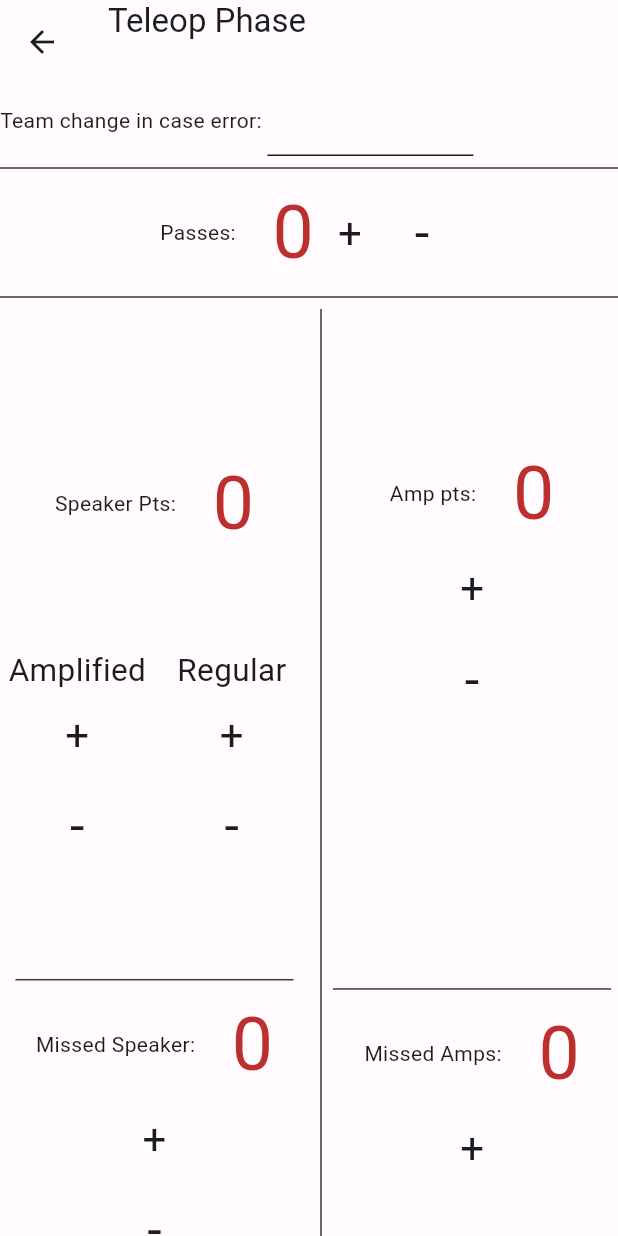
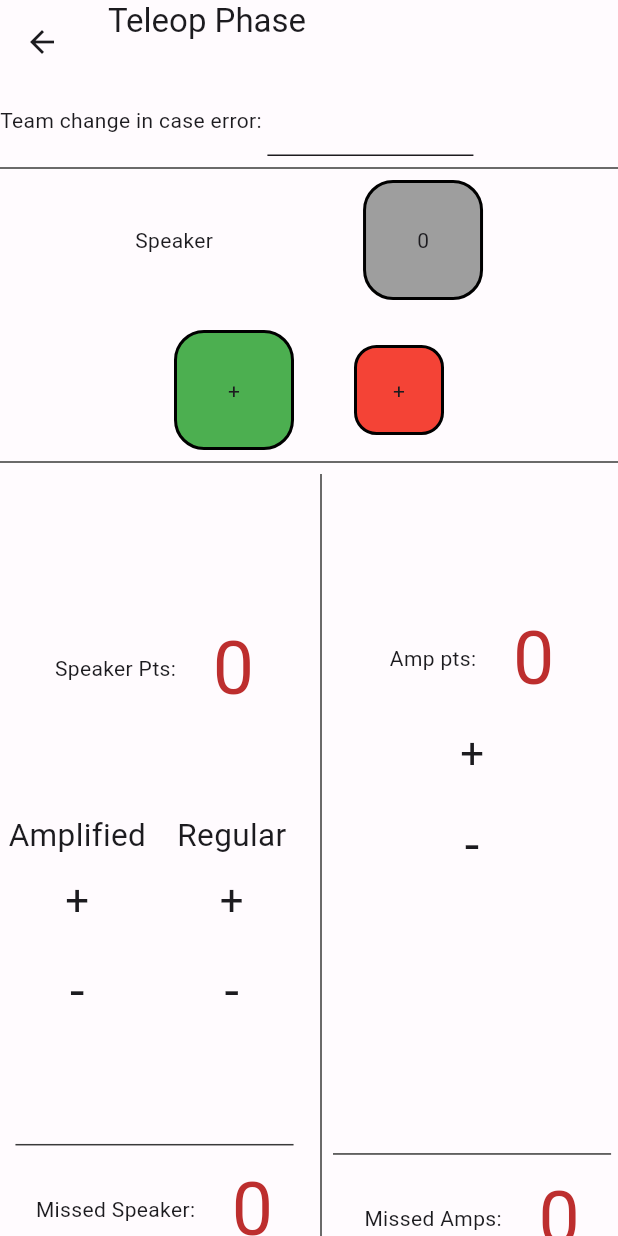
Before and after one commit to john-xu-1/frc1148_2023_scouting_app, a Flutter app: the DrawArea screen opened directly with empty values, after a tap on the "send" icon, on a phone screen of 412 x 824 dp. Run offline on Flutter 3.47's test engine with Material 3 defaults, Android fonts, the phone set to English and light mode, and no system bars; our stand-ins replace fl_chart; missing offline and left inert: gsheets; key blocks and very long unbroken strings in the code were emptied for the run.

Commit message:
betterteleopstart
Co-authored-by: snowmixii <violin-lover@users.noreply.github.com>

```diff
--- a/lib/auto_form.dart
+++ b/lib/auto_form.dart
@@ -1,6 +1,7 @@
 
 import 'package:flutter/material.dart';
-import 'teleop_form.dart';
+// import 'teleop_form.dart';
+import 'better_teleop.dart';
 import 'sheets_helper.dart';
 import 'color_scheme.dart';
 
@@ -116,7 +117,7 @@ class _AutoForm extends State<AutoForm> {
                       context,
                       MaterialPageRoute
                       (
-                        builder: (context) => TeleopForm(teamName: widget.teamName)
+                        builder: (context) => BetterTeleop(teamName: widget.teamName)
                       )
                     );
                   });
--- /dev/null
+++ b/lib/better_teleop.dart
@@ -0,0 +1,461 @@
+import 'package:flutter/material.dart';
+import 'package:frc1148_2023_scouting_app/subjective_form.dart';
+import 'sheets_helper.dart';
+import 'color_scheme.dart';
+
+PrimitiveWrapper playerPointsToAdd = PrimitiveWrapper(0);
+PrimitiveWrapper numberOfPasses = PrimitiveWrapper(0);
+
+PrimitiveWrapper speakerCounter = PrimitiveWrapper(0);
+
+PrimitiveWrapper ampPoints = PrimitiveWrapper(0);
+PrimitiveWrapper trapPoints = PrimitiveWrapper(0);
+
+PrimitiveWrapper missedS = PrimitiveWrapper(0);
+PrimitiveWrapper missedA = PrimitiveWrapper(0);
+PrimitiveWrapper missedT = PrimitiveWrapper(0);
+
+bool tryParkTele = false;
+bool messUpParkTele = false;
+int cycleCounter = 0;
+
+class BetterTeleop extends StatefulWidget {
+  const BetterTeleop({super.key, required this.teamName});
+  final String teamName;
+  @override
+  State<BetterTeleop> createState() => _BetterTeleop();
+}
+
+class _BetterTeleop extends State<BetterTeleop> {
+  Future<void> _submitSection() async {
+    try {
+      final sheet = await SheetsHelper.sheetSetup("App results");
+
+      // Writing data
+      final firstRow = [
+        speakerCounter.value,
+        ampPoints.value,
+        trapPoints.value,
+        missedS.value,
+        missedA.value,
+        missedT.value,
+        tryParkTele,
+        messUpParkTele,
+        numberOfPasses.value
+      ];
+      if (widget.teamName.contains("frc")) {
+        await sheet!.values
+            .insertRowByKey(widget.teamName, firstRow, fromColumn: 3);
+      } else {
+        await sheet!.values.insertRowByKey(id, firstRow, fromColumn: 3);
+      }
+    } catch (e) {
+      print('Error: $e');
+    }
+  }
+
+  void update(PrimitiveWrapper variable, int inc) {
+    setState(() {
+      if (variable.value + inc >= 0) {
+        variable.value += inc;
+      }
+      // if (variable == speakerPoints && inc == 5) {
+      //   speakerAmpedCounter.value += 1;
+      // } else if (variable == speakerPoints && inc == -5) {
+      //   if (speakerAmpedCounter.value - 1 >= 0) {
+      //     speakerAmpedCounter.value -= 1;
+      //   }
+      // }
+      // if (variable == speakerPoints && inc == 2) {
+      //   speakerNotAmpedCounter.value += 1;
+      // } else if (variable == speakerPoints && inc == -2) {
+      //   if (speakerNotAmpedCounter.value - 1 >= 0) {
+      //     speakerNotAmpedCounter.value -= 1;
+      //   }
+      // }
+    });
+  }
+
+  String id = "";
+
+  @override
+  Widget build(BuildContext context) {
+    double height = MediaQuery.of(context).size.height;
+    double width = MediaQuery.of(context).size.width;
+    return Scaffold(
+        appBar: AppBar(
+          title: Column(
+            children: [
+              const Text(
+                "Teleop Phase",
+              ),
+              Text(widget.teamName),
+            ],
+          ),
+        ),
+        body: Center(
+            child: ListView(children: <Widget>[
+          Row(
+            children: [
+              const Text("Team change in case error: "),
+              SizedBox(
+                width: width / 3,
+                child: TextField(
+                  onChanged: (String value) {
+                    setState(() {
+                      id = value;
+                    });
+                  },
+                  //cursorColor: colors.myOnSurface,
+                ),
+              ),
+            ],
+          ),
+          const Divider(color: colors.mySecondaryColor),
+          Row(
+            mainAxisAlignment: MainAxisAlignment.center,
+            children: [
+              Column(children: [
+                Row(children: [
+                  const Text("Speaker"),
+                  const SizedBox(width: 100),
+                  Container(
+                      alignment: Alignment.center,
+                      width: 80,
+                      height: 80,
+                      decoration: BoxDecoration(
+                        color: Colors.grey,
+                        border: Border.all(
+                          color: Colors.black,
+                          width: 2.0),
+                        borderRadius: BorderRadius.all(Radius.circular(20)),
+                      ),
+                      child: Text("${numberOfPasses.value}")),
+                ]),
+                const SizedBox(height: 20),
+                Row(
+                  mainAxisAlignment: MainAxisAlignment.end,
+                  children: [
+                    Container(
+                        alignment: Alignment.center,
+                        width: 80,
+                        height: 80,
+                        decoration: BoxDecoration(
+                          color: Colors.green,
+                          border: Border.all(
+                            color: Colors.black,
+                            width: 2.0),
+                          borderRadius: BorderRadius.all(Radius.circular(20)),
+                        ),
+                        child: const Text("+")),
+                    const SizedBox(width: 40),
+                    Container(
+                        alignment: Alignment.center,
+                        width: 60,
+                        height: 60,
+                        decoration: BoxDecoration(
+                          color: Colors.red,
+                          border: Border.all(
+                            color: Colors.black,
+                            width: 2.0),
+                          borderRadius: BorderRadius.all(Radius.circular(15)),
+                        ),
+                        child: const Text("+")),
+                ]),
+                // ScoreDisplay(numberOfPasses.value, "Passes: "),
+                // CounterButton(
+                //     update,
+                //     numberOfPasses,
+                //     1,
+                //     const Text(
+                //       '+',
+                //       textScaleFactor: 2,
+                //     )),
+                // CounterButton(
+                //     update,
+                //     numberOfPasses,
+                //     -1,
+                //     const Text(
+                //       '-',
+                //       textScaleFactor: 2.5,
+                //     )),
+              ]),
+            ],
+          ),
+          // ScoreDisplay(numberOfPasses.value, "Passes: "),
+          // CounterButton(
+          //     update,
+          //     numberOfPasses,
+          //     1,
+          //     const Text(
+          //       '+',
+          //       textScaleFactor: 2,
+          //     )),
+          // CounterButton(
+          //     update,
+          //     numberOfPasses,
+          //     -1,
+          //     const Text(
+          //       '-',
+          //       textScaleFactor: 2.5,
+          //     )),
+          const Divider(color: colors.mySecondaryColor),
+          Row(children: [
+            Column(
+              crossAxisAlignment: CrossAxisAlignment.center,
+              children: [
+                ScoreDisplay(ampPoints.value, "Speaker Pts: "),
+                Row(
+                  children: [
+                    SizedBox(
+                        height: height / 3,
+                        width: width * 0.25,
+                        child: Column(
+                            mainAxisAlignment: MainAxisAlignment.center,
+                            children: [
+                              const Text("Amplified", textScaleFactor: 1.5),
+                              CounterButton(
+                                  update,
+                                  ampPoints,
+                                  5,
+                                  const Text(
+                                    '+',
+                                    textScaleFactor: 2,
+                                  )),
+                              CounterButton(
+                                  update,
+                                  ampPoints,
+                                  -5,
+                                  const Text(
+                                    '-',
+                                    textScaleFactor: 2.5,
+                                  )),
+                            ])),
+                    SizedBox(
+                        height: height / 3,
+                        width: width * 0.25,
+                        child: Column(
+                            mainAxisAlignment: MainAxisAlignment.center,
+                            children: [
+                              const Text("Regular", textScaleFactor: 1.5),
+                              CounterButton(
+                                  update,
+                                  ampPoints,
+                                  2,
+                                  const Text(
+                                    '+',
+                                    textScaleFactor: 2,
+                                  )),
+                              CounterButton(
+                                  update,
+                                  ampPoints,
+                                  -2,
+                                  const Text(
+                                    '-',
+                                    textScaleFactor: 2.5,
+                                  )),
+                            ])),
+                  ],
+                ),
+                Container(
+                  alignment: AlignmentDirectional.center,
+                  width: width * 0.45,
+                  child: const Divider(color: colors.mySecondaryColor),
+                ),
+                ScoreDisplay(missedS.value, "Missed Speaker: "),
+                CounterButton(
+                    update,
+                    missedS,
+                    1,
+                    const Text(
+                      '+',
+                      textScaleFactor: 2,
+                    )),
+                CounterButton(
+                    update,
+                    missedS,
+                    -1,
+                    const Text(
+                      '-',
+                      textScaleFactor: 2.5,
+                    )),
+              ],
+            ),
+            SizedBox(
+              height: height * 0.9,
+              child: const VerticalDivider(
+                color: colors.mySecondaryColor,
+              ),
+            ),
+            Column(
+                crossAxisAlignment: CrossAxisAlignment.center,
+                mainAxisAlignment: MainAxisAlignment.center,
+                children: [
+                  ScoreDisplay(ampPoints.value, "Amp pts: "),
+                  CounterButton(
+                      update,
+                      ampPoints,
+                      1,
+                      const Text(
+                        '+',
+                        textScaleFactor: 2,
+                      )),
+                  CounterButton(
+                      update,
+                      ampPoints,
+                      -1,
+                      const Text(
+                        '-',
+                        textScaleFactor: 2.5,
+                      )),
+                  const SizedBox(
+                    height: 165,
+                  ),
+                  Container(
+                    alignment: AlignmentDirectional.center,
+                    width: width * 0.45,
+                    child: const Divider(color: colors.mySecondaryColor),
+                  ),
+                  ScoreDisplay(missedA.value, "Missed Amps: "),
+                  CounterButton(
+                      update,
+                      missedA,
+                      1,
+                      const Text(
+                        '+',
+                        textScaleFactor: 2,
+                      )),
+                  CounterButton(
+                      update,
+                      missedA,
+                      -1,
+                      const Text(
+                        '-',
+                        textScaleFactor: 2.5,
+                      )),
+                ]),
+          ]),
+          Container(
+            height: height / 10,
+            alignment: AlignmentDirectional.center,
+            width: width * 0.4,
+            //color: Colors.amber[100],
+            child: const Text(
+              "Trap",
+              textScaleFactor: 2.5,
+            ),
+          ),
+          Row(
+            mainAxisAlignment: MainAxisAlignment.center,
+            children: [
+              Column(mainAxisAlignment: MainAxisAlignment.center, children: [
+                ScoreDisplay(trapPoints.value, "Points:"),
+                CounterButton(
+                    update,
+                    trapPoints,
+                    5,
+                    const Text(
+                      '+',
+                      textScaleFactor: 2,
+                    )),
+                CounterButton(
+                    update,
+                    trapPoints,
+                    -5,
+                    const Text(
+                      '-',
+                      textScaleFactor: 2.5,
+                    )),
+              ]),
+              const SizedBox(
+                width: 50,
+              ),
+              Column(mainAxisAlignment: MainAxisAlignment.center, children: [
+                ScoreDisplay(missedT.value, "missed:"),
+                CounterButton(
+                    update,
+                    missedT,
+                    1,
+                    const Text(
+                      '+',
+                      textScaleFactor: 2,
+                    )),
+                CounterButton(
+                    update,
+                    missedT,
+                    -1,
+                    const Text(
+                      '-',
+                      textScaleFactor: 2.5,
+                    )),
+              ]),
+            ],
+          ),
+          const Divider(color: colors.mySecondaryColor),
+          ElevatedButton(
+            onPressed: () {
+              setState(() {
+                Navigator.push(
+                    context,
+                    MaterialPageRoute(
+                        builder: (context) =>
+                            SubjectiveForm(teamName: widget.teamName)));
+              });
+              _submitSection();
+            },
+            child: const Text(
+              "Next",
+              style: TextStyle(color: colors.myOnPrimary),
+            ),
+          )
+        ])));
+  }
+}
+
+class ScoreDisplay extends StatelessWidget {
+  final int points;
+  final String lable;
+  const ScoreDisplay(this.points, this.lable, {super.key});
+
+  @override
+  Widget build(BuildContext context) {
+    double width = MediaQuery.of(context).size.width;
+    return Row(
+      mainAxisAlignment: MainAxisAlignment.center,
+      crossAxisAlignment: CrossAxisAlignment.center,
+      children: [
+        Text(
+          lable,
+          textScaleFactor: 1,
+        ),
+        SizedBox(width: width / 20),
+        FittedBox(
+            child: Text("$points",
+                textScaleFactor: 3.5,
+                style: const TextStyle(color: colors.myOnPrimary))),
+      ],
+    );
+  }
+}
+
+class CounterButton extends StatelessWidget {
+  final Function func;
+  final PrimitiveWrapper prim;
+  final int inc;
+  final Widget child;
+  const CounterButton(this.func, this.prim, this.inc, this.child, {super.key});
+
+  @override
+  Widget build(BuildContext context) {
+    return IconButton(
+        onPressed: () {
+          func(prim, inc);
+        },
+        icon: child);
+  }
+}
+
+class PrimitiveWrapper {
+  int value = 0;
+  PrimitiveWrapper(this.value);
+}
--- a/lib/draw_area.dart
+++ b/lib/draw_area.dart
@@ -2,11 +2,11 @@ import 'package:flutter/gestures.dart';
 import 'package:flutter/material.dart';
 import 'dart:async';
 import 'sheets_helper.dart';
-import 'teleop_form.dart';
+import 'better_teleop.dart';
+// import 'teleop_form.dart';
 
 // Global list to store coordinates as strings
 List<String> coordinates = List.empty(growable: true);
-
 
 class DrawArea extends StatefulWidget {
   const DrawArea({super.key, required this.teamName, required this.id});
@@ -33,17 +33,29 @@ class _DrawAreaState extends State<DrawArea> {
       // points = (points.map((point) => Offset(point!.dx, 370 - point!.dy))).toList();
       // coordinates = (points.map((point) => "${point!.dx},${point.dy}")).toList();
 
-      if (isBenchFlipped && (widget.id.toLowerCase() == "a" || widget.id.toLowerCase() == "b" || widget.id.toLowerCase() == "c")) {
-        points = (points.map((point) => point == null ? const Offset(0,0) :Offset(370 - point.dx, 370 - point.dy))).toList();
-        coordinates = (points.map((point) => "${point!.dx},${point.dy}")).toList();
-      }
-      else if (isBenchFlipped) {
-        points = (points.map((point) => point == null ? const Offset(0,0) :Offset(point.dx, 370 - point.dy))).toList();
-        coordinates = (points.map((point) => "${point!.dx},${point.dy}")).toList();
-      }
-      else if (!(widget.id.toLowerCase() == "a" || widget.id.toLowerCase() == "b" || widget.id.toLowerCase() == "c")){
-        points = (points.map((point) => point == null ? const Offset(0,0) :Offset(370-point.dx, point.dy))).toList();
-        coordinates = (points.map((point) => "${point!.dx},${point.dy}")).toList();
+      if (isBenchFlipped &&
+          (widget.id.toLowerCase() == "a" ||
+              widget.id.toLowerCase() == "b" ||
+              widget.id.toLowerCase() == "c")) {
+        points = (points.map((point) => point == null
+            ? const Offset(0, 0)
+            : Offset(370 - point.dx, 370 - point.dy))).toList();
+        coordinates =
+            (points.map((point) => "${point!.dx},${point.dy}")).toList();
+      } else if (isBenchFlipped) {
+        points = (points.map((point) => point == null
+            ? const Offset(0, 0)
+            : Offset(point.dx, 370 - point.dy))).toList();
+        coordinates =
+            (points.map((point) => "${point!.dx},${point.dy}")).toList();
+      } else if (!(widget.id.toLowerCase() == "a" ||
+          widget.id.toLowerCase() == "b" ||
+          widget.id.toLowerCase() == "c")) {
+        points = (points.map((point) => point == null
+            ? const Offset(0, 0)
+            : Offset(370 - point.dx, point.dy))).toList();
+        coordinates =
+            (points.map((point) => "${point!.dx},${point.dy}")).toList();
       }
 
       String out = "";
@@ -93,11 +105,16 @@ class _DrawAreaState extends State<DrawArea> {
     final double appBarHeight = AppBar().preferredSize.height;
 
     AssetImage bg;
-    if (widget.id.toLowerCase() == "a" || widget.id.toLowerCase() == "b" || widget.id.toLowerCase() == "c"){
-      bg = isBenchFlipped ? const AssetImage('assets/blue_field_flip.jpeg') : const AssetImage('assets/blue_field.png');
-    }
-    else{
-      bg = isBenchFlipped ? const AssetImage('assets/red_field_flip.png') : const AssetImage('assets/red_field.png');
+    if (widget.id.toLowerCase() == "a" ||
+        widget.id.toLowerCase() == "b" ||
+        widget.id.toLowerCase() == "c") {
+      bg = isBenchFlipped
+          ? const AssetImage('assets/blue_field_flip.jpeg')
+          : const AssetImage('assets/blue_field.png');
+    } else {
+      bg = isBenchFlipped
+          ? const AssetImage('assets/red_field_flip.png')
+          : const AssetImage('assets/red_field.png');
     }
 
     return Scaffold(
@@ -125,19 +142,17 @@ class _DrawAreaState extends State<DrawArea> {
               child: IconButton(
                 onPressed: () {
                   setState(() {
-
                     //if (points.length >= 2) points = points.sublist(0,points.length-2);
 
                     isBenchFlipped = !isBenchFlipped;
                   });
                 },
                 icon: const Icon(Icons.delete_outlined),
-            )
-          ),
+              )),
         ],
       ),
       body: GestureDetector(
-        onTapDown:(details) {
+        onTapDown: (details) {
           setState(() {
             RenderBox box = context.findRenderObject() as RenderBox;
             Offset point = box.globalToLocal(details.globalPosition);
@@ -159,7 +174,6 @@ class _DrawAreaState extends State<DrawArea> {
         // //     points.add(point);
         //   });
         // },
-
 
         // onPanEnd: (DragEndDetails details) {
         //   setState(() {
@@ -188,8 +202,7 @@ class _DrawAreaState extends State<DrawArea> {
               context,
               MaterialPageRoute(
                   builder: (context) =>
-                      TeleopForm(teamName: widget.teamName))
-          );
+                      BetterTeleop(teamName: widget.teamName)));
         },
         child: const Icon(Icons.send),
       ),
```
Lines whose indentation alone changed are shown as unchanged.
